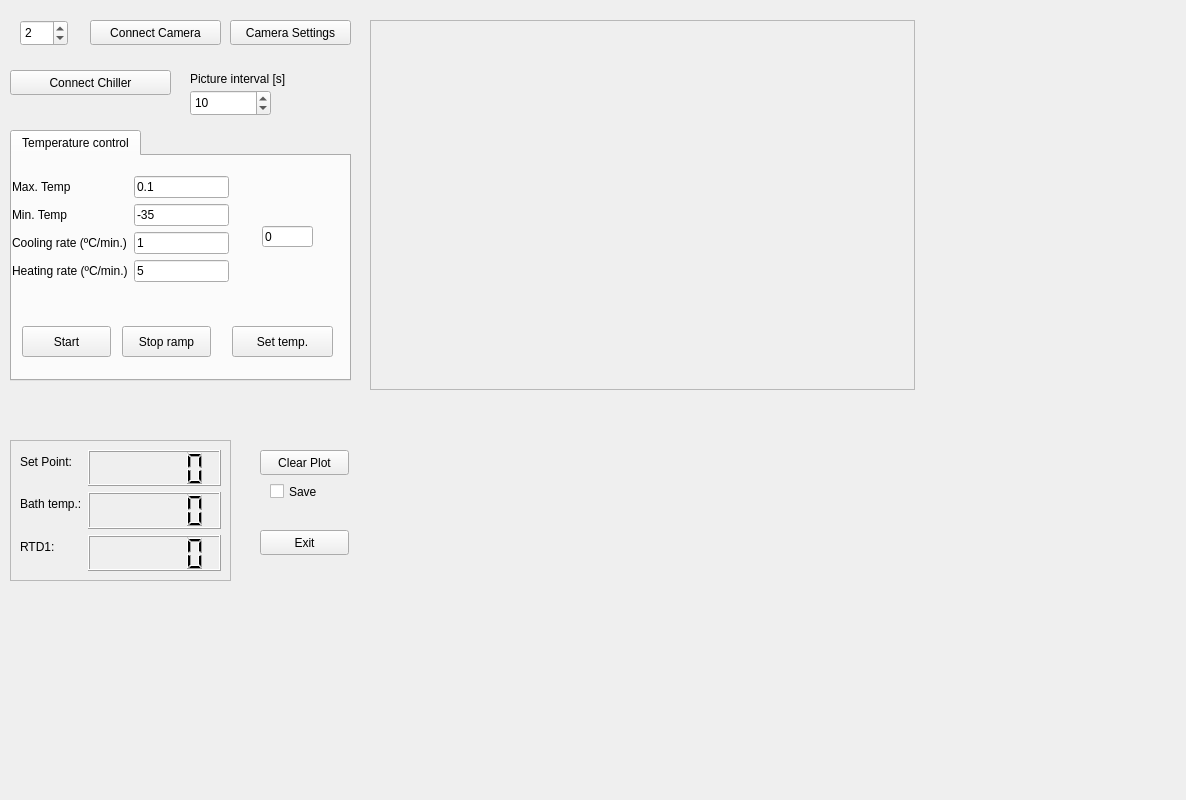
Old version of the form src/gui/experiment.ui in the repository gfogwill/FrESH.
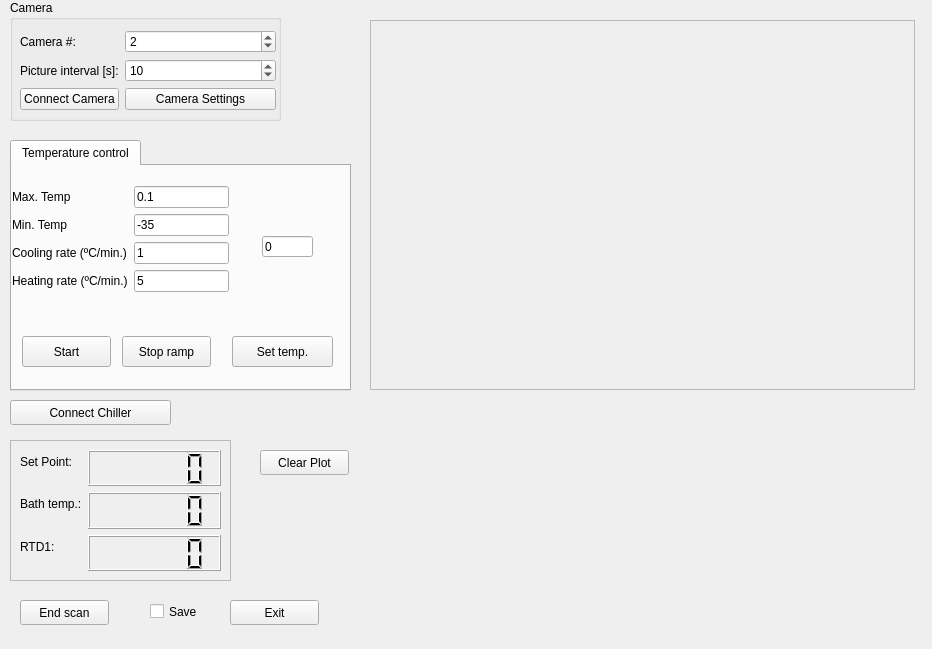
New version of the form. Custom widgets are drawn as their Qt base class.

Commit message: feat: end_scan button

The edit to the form file:
```diff
--- a/src/gui/experiment.ui
+++ b/src/gui/experiment.ui
@@ -6,8 +6,8 @@
    <rect>
     <x>0</x>
     <y>0</y>
-    <width>1186</width>
-    <height>800</height>
+    <width>932</width>
+    <height>649</height>
    </rect>
   </property>
   <property name="sizePolicy">
@@ -30,24 +30,11 @@
      </rect>
     </property>
    </widget>
-   <widget class="QPushButton" name="connectVideoButton">
-    <property name="geometry">
-     <rect>
-      <x>90</x>
-      <y>20</y>
-      <width>131</width>
-      <height>25</height>
-     </rect>
-    </property>
-    <property name="text">
-     <string>Connect Camera</string>
-    </property>
-   </widget>
    <widget class="QPushButton" name="exitButton">
     <property name="geometry">
      <rect>
-      <x>260</x>
-      <y>530</y>
+      <x>230</x>
+      <y>600</y>
       <width>89</width>
       <height>25</height>
      </rect>
@@ -98,24 +85,11 @@
      </property>
     </widget>
    </widget>
-   <widget class="QPushButton" name="videoSettingsButton">
-    <property name="geometry">
-     <rect>
-      <x>230</x>
-      <y>20</y>
-      <width>121</width>
-      <height>25</height>
-     </rect>
-    </property>
-    <property name="text">
-     <string>Camera Settings</string>
-    </property>
-   </widget>
    <widget class="QPushButton" name="connectLAUDAButton">
     <property name="geometry">
      <rect>
       <x>10</x>
-      <y>70</y>
+      <y>400</y>
       <width>161</width>
       <height>25</height>
      </rect>
@@ -124,24 +98,11 @@
      <string>Connect Chiller</string>
     </property>
    </widget>
-   <widget class="QSpinBox" name="cameraID">
-    <property name="geometry">
-     <rect>
-      <x>20</x>
-      <y>20</y>
-      <width>48</width>
-      <height>26</height>
-     </rect>
-    </property>
-    <property name="value">
-     <number>2</number>
-    </property>
-   </widget>
    <widget class="QCheckBox" name="saveCheckBox">
     <property name="geometry">
      <rect>
-      <x>270</x>
-      <y>480</y>
+      <x>150</x>
+      <y>600</y>
       <width>61</width>
       <height>23</height>
      </rect>
@@ -150,38 +111,6 @@
      <string>Save</string>
     </property>
    </widget>
-   <widget class="QLabel" name="label_2">
-    <property name="geometry">
-     <rect>
-      <x>190</x>
-      <y>70</y>
-      <width>161</width>
-      <height>17</height>
-     </rect>
-    </property>
-    <property name="text">
-     <string>Picture interval [s]</string>
-    </property>
-   </widget>
-   <widget class="QSpinBox" name="pictureIntervalSpinBox">
-    <property name="geometry">
-     <rect>
-      <x>190</x>
-      <y>90</y>
-      <width>81</width>
-      <height>26</height>
-     </rect>
-    </property>
-    <property name="minimum">
-     <number>1</number>
-    </property>
-    <property name="maximum">
-     <number>1000</number>
-    </property>
-    <property name="value">
-     <number>10</number>
-    </property>
-   </widget>
    <widget class="QFrame" name="frame">
     <property name="geometry">
      <rect>
@@ -280,7 +209,7 @@
     <property name="geometry">
      <rect>
       <x>10</x>
-      <y>130</y>
+      <y>140</y>
       <width>341</width>
       <height>251</height>
      </rect>
@@ -414,6 +343,92 @@
      </widget>
     </widget>
    </widget>
+   <widget class="QGroupBox" name="groupBox">
+    <property name="geometry">
+     <rect>
+      <x>10</x>
+      <y>0</y>
+      <width>271</width>
+      <height>121</height>
+     </rect>
+    </property>
+    <property name="title">
+     <string>Camera</string>
+    </property>
+    <widget class="QWidget" name="formLayoutWidget_3">
+     <property name="geometry">
+      <rect>
+       <x>10</x>
+       <y>30</y>
+       <width>256</width>
+       <height>91</height>
+      </rect>
+     </property>
+     <layout class="QFormLayout" name="formLayout_3">
+      <item row="0" column="0">
+       <widget class="QLabel" name="label_5">
+        <property name="text">
+         <string>Camera #:</string>
+        </property>
+       </widget>
+      </item>
+      <item row="0" column="1">
+       <widget class="QSpinBox" name="cameraID">
+        <property name="value">
+         <number>2</number>
+        </property>
+       </widget>
+      </item>
+      <item row="1" column="0">
+       <widget class="QLabel" name="label_2">
+        <property name="text">
+         <string>Picture interval [s]:</string>
+        </property>
+       </widget>
+      </item>
+      <item row="1" column="1">
+       <widget class="QSpinBox" name="pictureIntervalSpinBox">
+        <property name="minimum">
+         <number>1</number>
+        </property>
+        <property name="maximum">
+         <number>1000</number>
+        </property>
+        <property name="value">
+         <number>10</number>
+        </property>
+       </widget>
+      </item>
+      <item row="2" column="0">
+       <widget class="QPushButton" name="connectVideoButton">
+        <property name="text">
+         <string>Connect Camera</string>
+        </property>
+       </widget>
+      </item>
+      <item row="2" column="1">
+       <widget class="QPushButton" name="videoSettingsButton">
+        <property name="text">
+         <string>Camera Settings</string>
+        </property>
+       </widget>
+      </item>
+     </layout>
+    </widget>
+   </widget>
+   <widget class="QPushButton" name="EndScanpushButton">
+    <property name="geometry">
+     <rect>
+      <x>20</x>
+      <y>600</y>
+      <width>89</width>
+      <height>25</height>
+     </rect>
+    </property>
+    <property name="text">
+     <string>End scan</string>
+    </property>
+   </widget>
    <zorder>frameVideo</zorder>
    <zorder>graphWidget</zorder>
    <zorder>connectVideoButton</zorder>
```
Left out of the diff: 7 changed lines with no effect on the pictures. The commit also changes 2 other files.
